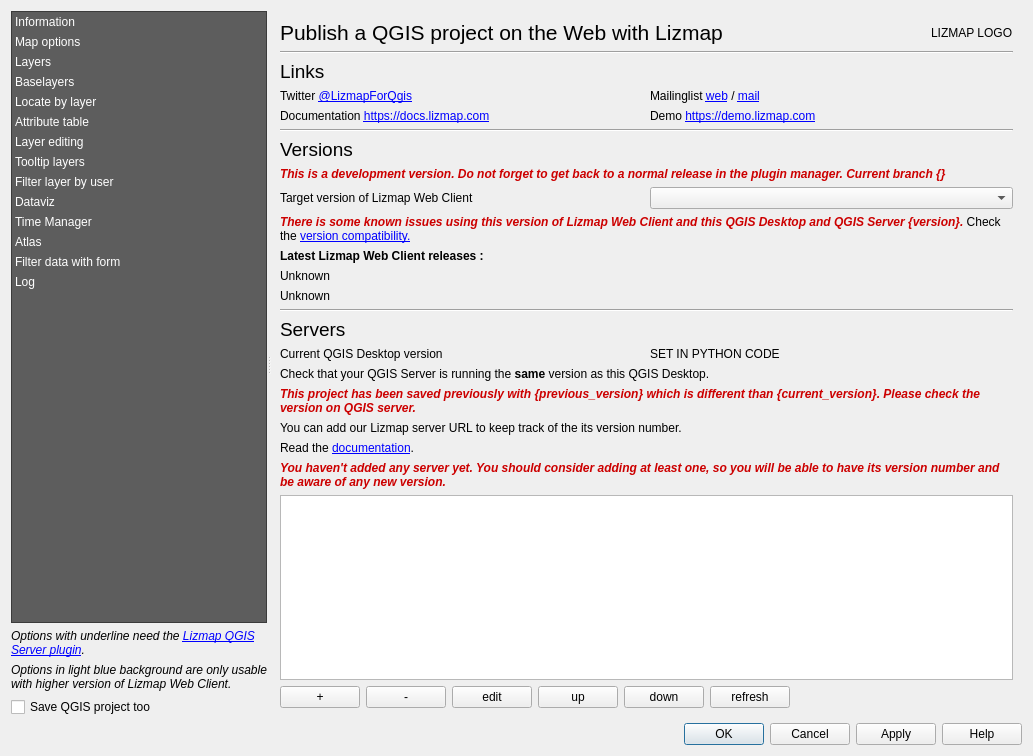
This is lizmap/resources/ui/ui_lizmap.ui in 3liz/lizmap-plugin as Qt 5 draws it before an edit. The edited form follows.
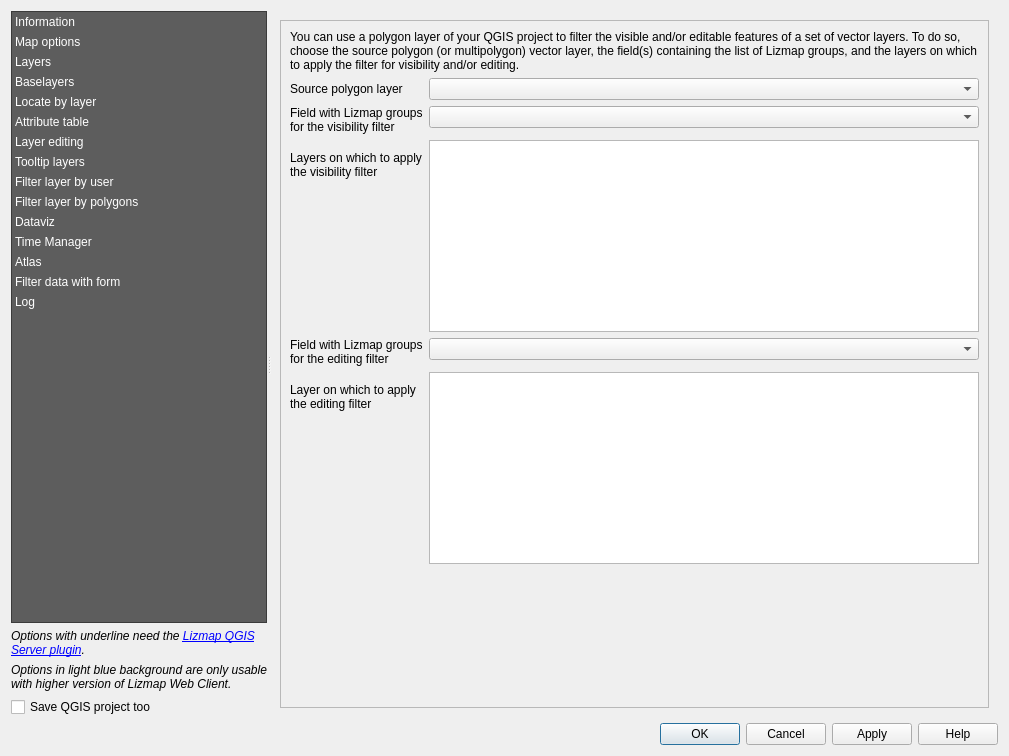
This is the edited form. The open tabs and pages were chosen to show the change. Custom widgets are drawn as their Qt base class.

Commit message: Polygon filter - Add user interface

```diff
--- a/lizmap/resources/ui/ui_lizmap.ui
+++ b/lizmap/resources/ui/ui_lizmap.ui
@@ -6,7 +6,7 @@
    <rect>
     <x>0</x>
     <y>0</y>
-    <width>1033</width>
+    <width>1009</width>
     <height>756</height>
    </rect>
   </property>
@@ -143,6 +143,11 @@
            <string>Filter layer by user</string>
           </property>
          </item>
+         <item>
+          <property name="text">
+           <string>Filter layer by polygons</string>
+          </property>
+         </item>
          <item>
           <property name="text">
            <string>Dataviz</string>
@@ -3090,6 +3095,147 @@
            </item>
           </layout>
          </widget>
+         <widget class="QWidget" name="page_polygon_filter">
+          <layout class="QVBoxLayout" name="verticalLayout_8">
+           <item>
+            <widget class="QScrollArea" name="scrollArea_14">
+             <property name="widgetResizable">
+              <bool>true</bool>
+             </property>
+             <widget class="QWidget" name="scrollAreaWidgetContents_14">
+              <property name="geometry">
+               <rect>
+                <x>0</x>
+                <y>0</y>
+                <width>618</width>
+                <height>687</height>
+               </rect>
+              </property>
+              <layout class="QVBoxLayout" name="verticalLayout_17">
+               <item>
+                <widget class="QLabel" name="label_polygon_filter">
+                 <property name="text">
+                  <string>You can use a polygon layer of your QGIS project to filter the visible and/or editable features of a set of vector layers. To do so, choose the source polygon (or multipolygon) vector layer, the field(s) containing the list of Lizmap groups, and the layers on which to apply the filter for visibility and/or editing.</string>
+                 </property>
+                 <property name="wordWrap">
+                  <bool>true</bool>
+                 </property>
+                </widget>
+               </item>
+               <item>
+                <layout class="QFormLayout" name="formLayout">
+                 <item row="0" column="0">
+                  <widget class="QLabel" name="label_49">
+                   <property name="text">
+                    <string>Source polygon layer</string>
+                   </property>
+                  </widget>
+                 </item>
+                 <item row="0" column="1">
+                  <widget class="QgsMapLayerComboBox" name="polygon_filter_source_layer">
+                   <property name="toolTip">
+                    <string>The vector layer containing the polygons used for the spatial filter</string>
+                   </property>
+                   <property name="filters">
+                    <set>QgsMapLayerProxyModel::PolygonLayer</set>
+                   </property>
+                   <property name="showCrs">
+                    <bool>true</bool>
+                   </property>
+                  </widget>
+                 </item>
+                 <item row="1" column="0">
+                  <widget class="QLabel" name="label_55">
+                   <property name="text">
+                    <string>Field with Lizmap groups for the visibility filter</string>
+                   </property>
+                   <property name="wordWrap">
+                    <bool>true</bool>
+                   </property>
+                  </widget>
+                 </item>
+                 <item row="1" column="1">
+                  <widget class="QgsFieldComboBox" name="polygon_filter_source_field_for_visibility">
+                   <property name="toolTip">
+                    <string>A text field containing the Lizmap Web Client groups of users used to find the corresponding polygons. The authenticated user will only see the features contained in the polygons corresponding to its groups. Separate the groups with a comma.</string>
+                   </property>
+                   <property name="filters">
+                    <set>QgsFieldProxyModel::String</set>
+                   </property>
+                  </widget>
+                 </item>
+                 <item row="2" column="0">
+                  <widget class="QLabel" name="label_57">
+                   <property name="text">
+                    <string>Layers on which to apply the visibility filter</string>
+                   </property>
+                   <property name="wordWrap">
+                    <bool>true</bool>
+                   </property>
+                  </widget>
+                 </item>
+                 <item row="4" column="0">
+                  <widget class="QLabel" name="label_58">
+                   <property name="text">
+                    <string>Layer on which to apply the editing filter</string>
+                   </property>
+                   <property name="wordWrap">
+                    <bool>true</bool>
+                   </property>
+                  </widget>
+                 </item>
+                 <item row="2" column="1">
+                  <widget class="ListLayersSelection" name="polygon_filter_layers_for_visibility">
+                   <property name="toolTip">
+                    <string>The list of layers which will be filtered. Their features will be visible and queryable only inside the corresponding polygons.</string>
+                   </property>
+                  </widget>
+                 </item>
+                 <item row="4" column="1">
+                  <widget class="ListLayersSelection" name="polygon_filter_layers_for_editing">
+                   <property name="toolTip">
+                    <string>The list of layers which will be filtered. Their features will be editable only inside the corresponding polygons.</string>
+                   </property>
+                  </widget>
+                 </item>
+                 <item row="3" column="0">
+                  <widget class="QLabel" name="label_61">
+                   <property name="text">
+                    <string>Field with Lizmap groups for the editing filter</string>
+                   </property>
+                   <property name="wordWrap">
+                    <bool>true</bool>
+                   </property>
+                  </widget>
+                 </item>
+                 <item row="3" column="1">
+                  <widget class="QgsFieldComboBox" name="polygon_filter_source_field_for_editing">
+                   <property name="toolTip">
+                    <string>A text field containing the Lizmap Web Client groups of users used to find the corresponding polygons. The authenticated user will only be able to edit the features contained in the polygons corresponding to its groups. Separate the groups with a comma.</string>
+                   </property>
+                  </widget>
+                 </item>
+                </layout>
+               </item>
+               <item>
+                <spacer name="verticalSpacer_2">
+                 <property name="orientation">
+                  <enum>Qt::Vertical</enum>
+                 </property>
+                 <property name="sizeHint" stdset="0">
+                  <size>
+                   <width>20</width>
+                   <height>40</height>
+                  </size>
+                 </property>
+                </spacer>
+               </item>
+              </layout>
+             </widget>
+            </widget>
+           </item>
+          </layout>
+         </widget>
          <widget class="QWidget" name="page_dataviz">
           <layout class="QVBoxLayout" name="verticalLayout_16">
            <item>
@@ -3752,11 +3898,26 @@
    <header>qgis.gui</header>
    <container>1</container>
   </customwidget>
+  <customwidget>
+   <class>QgsFieldComboBox</class>
+   <extends>QComboBox</extends>
+   <header>qgsfieldcombobox.h</header>
+  </customwidget>
+  <customwidget>
+   <class>QgsMapLayerComboBox</class>
+   <extends>QComboBox</extends>
+   <header>qgsmaplayercombobox.h</header>
+  </customwidget>
   <customwidget>
    <class>QgsCodeEditorHTML</class>
    <extends>QTextEdit</extends>
    <header>qgis.gui</header>
   </customwidget>
+  <customwidget>
+   <class>ListLayersSelection</class>
+   <extends>QListWidget</extends>
+   <header>lizmap.qgis_plugin_tools.widgets.list_layers_selection</header>
+  </customwidget>
  </customwidgets>
  <tabstops>
   <tabstop>mOptionsListWidget</tabstop>
```
Left out of the diff: 86 changed lines with no effect on the pictures.
